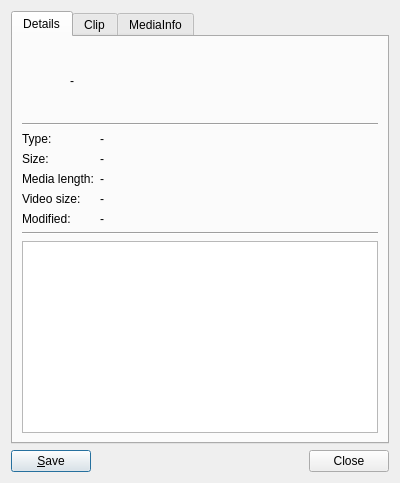
Above: propertieswindow.ui from mpc-qt/mpc-qt before the change. Below: the same form after it.
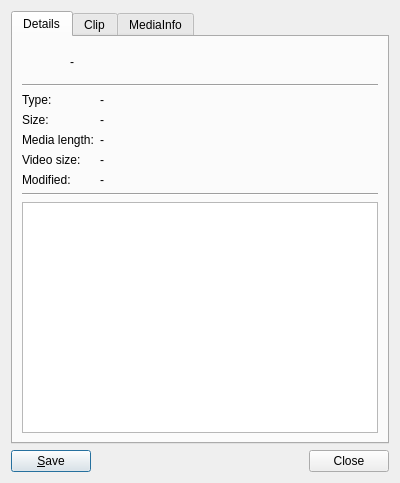
That is the form after the change. Icons and pictures are not drawn.

Commit message:
propertieswindow: Don't let the filename take too much vertical space
These sizePolicy probably shouldn't do it, but removing them fixes that
problem in the Details and Clip tabs.

What changed in the file:
```diff
--- a/propertieswindow.ui
+++ b/propertieswindow.ui
@@ -55,12 +55,6 @@
          </item>
          <item>
           <widget class="QLabel" name="detailsFilename">
-           <property name="sizePolicy">
-            <sizepolicy hsizetype="MinimumExpanding" vsizetype="MinimumExpanding">
-             <horstretch>0</horstretch>
-             <verstretch>0</verstretch>
-            </sizepolicy>
-           </property>
            <property name="text">
             <string notr="true">-</string>
            </property>
```
Left out of the diff: 6 changed lines with no effect on the pictures.
